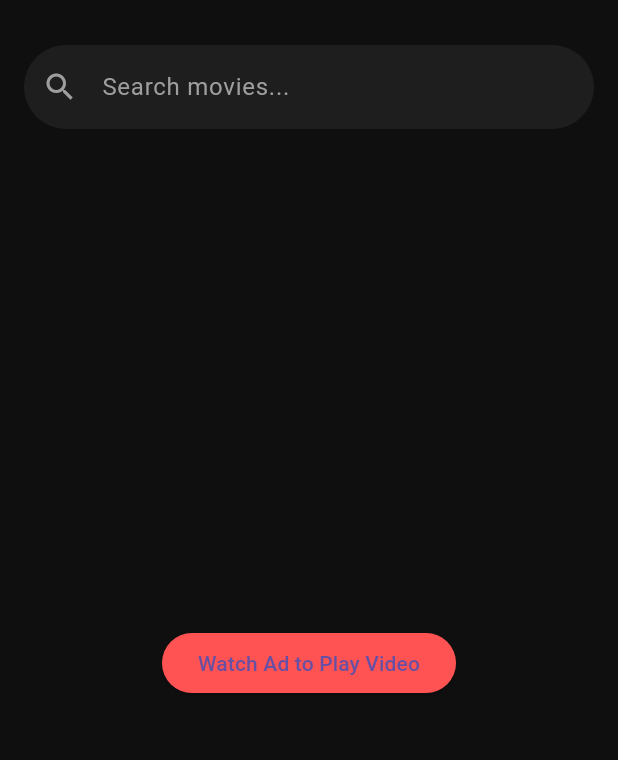
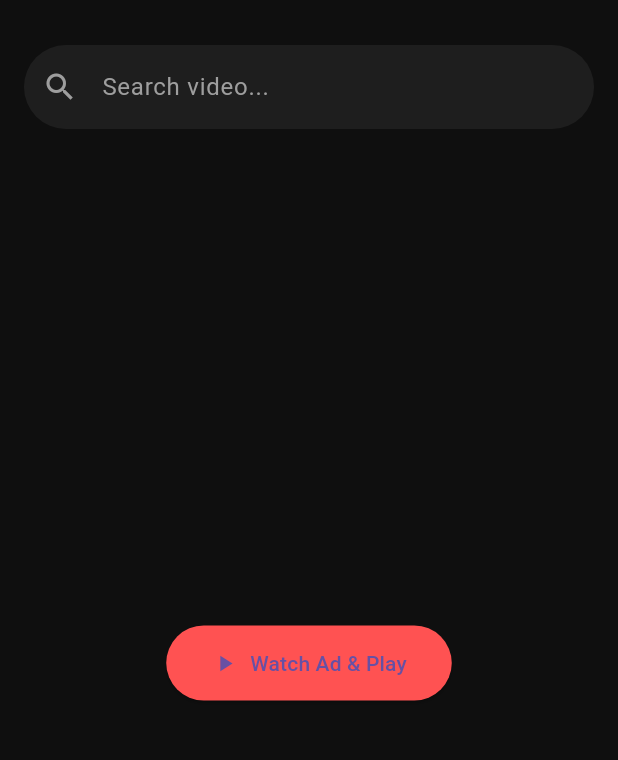
Before and after one commit to bittudubey174-gif/streamplay, a Flutter app: the screen it shows after launch, after a tap on the "notifications none" icon, on a phone screen of 412 x 824 dp, the part 63-823 px from its top. Run offline on Flutter 3.47's test engine with Material 3 defaults, Android fonts, the phone set to English and light mode, and no system bars; our stand-ins replace youtube_player_flutter; missing offline and left inert: unity_ads_plugin.

```diff
--- a/lib/main.dart
+++ b/lib/main.dart
@@ -1,21 +1,14 @@
 import 'package:flutter/material.dart';
 import 'package:unity_ads_plugin/unity_ads_plugin.dart';
-import 'package:google_fonts/google_fonts.dart';
+import 'video_player_screen.dart';
 
 void main() {
   WidgetsFlutterBinding.ensureInitialized();
-
-  // Unity Ads Initialization
   UnityAds.init(
-    gameId: '4747474', // यहाँ अपनी Unity Game ID डालना
+    gameId: '4747474',
     testMode: true,
-    onComplete: () => print('Ads Ready!'),
   );
-
-  runApp(const MaterialApp(
-    debugShowCheckedModeBanner: false,
-    home: StreamPlayHome(),
-  ));
+  runApp(const MaterialApp(debugShowCheckedModeBanner: false, home: StreamPlayHome()));
 }
 
 class StreamPlayHome extends StatelessWidget {
@@ -24,45 +17,51 @@ class StreamPlayHome extends StatelessWidget {
   @override
   Widget build(BuildContext context) {
     return Scaffold(
-      backgroundColor: const Color(0xFF0F0F0F), // डार्क बैकग्राउंड
+      backgroundColor: const Color(0xFF0F0F0F),
       appBar: AppBar(
         backgroundColor: Colors.transparent,
         elevation: 0,
         title: const Text('StreamPlay', style: TextStyle(fontWeight: FontWeight.bold, color: Colors.white)),
-        actions: [
-          // यह रहा तुम्हारा बेल आइकन
-          IconButton(onPressed: () {}, icon: const Icon(Icons.notifications_none, color: Colors.white)),
-        ],
+        actions: [IconButton(onPressed: () {}, icon: const Icon(Icons.notifications_none, color: Colors.white))],
       ),
       body: Column(
         children: [
-          // यह रहा तुम्हारा सर्च बॉक्स
           Padding(
             padding: const EdgeInsets.all(16.0),
             child: TextField(
               style: const TextStyle(color: Colors.white),
               decoration: InputDecoration(
-                hintText: 'Search movies...',
+                hintText: 'Search video...',
                 hintStyle: const TextStyle(color: Colors.grey),
                 filled: true,
                 fillColor: const Color(0xFF1E1E1E),
                 prefixIcon: const Icon(Icons.search, color: Colors.grey),
-                border: OutlineInputBorder(
-                  borderRadius: BorderRadius.circular(30),
-                  borderSide: BorderSide.none,
-                ),
+                border: OutlineInputBorder(borderRadius: BorderRadius.circular(30), borderSide: BorderSide.none),
               ),
             ),
           ),
           const Spacer(),
-          // एड्स टेस्ट करने के लिए बटन
           Center(
-            child: ElevatedButton(
-              style: ElevatedButton.styleFrom(backgroundColor: Colors.redAccent),
+            child: ElevatedButton.icon(
+              style: ElevatedButton.styleFrom(
+                backgroundColor: Colors.redAccent,
+                padding: const EdgeInsets.symmetric(horizontal: 30, vertical: 15),
+              ),
               onPressed: () {
-                UnityAds.showVideoAd(placementId: 'RewardedVideo_Android');
+                UnityAds.showVideoAd(
+                  placementId: 'RewardedVideo_Android',
+                  onComplete: (placementId) {
+                    Navigator.push(
+                      context,
+                      MaterialPageRoute(
+                        builder: (context) => const VideoPlayerScreen(videoId: 'dQw4w9WgXcQ'),
+                      ),
+                    );
+                  },
+                );
               },
-              child: const Text('Watch Ad to Play Video'),
+              icon: const Icon(Icons.play_arrow),
+              label: const Text('Watch Ad & Play'),
             ),
           ),
           const Spacer(),
```
